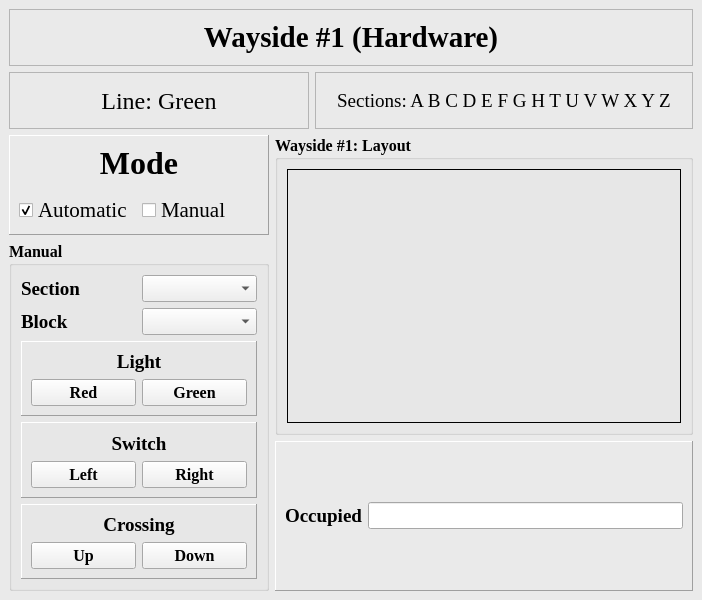
First picture: the form in Wayside_HW/TrackController_HW.ui, repository asmithie13/ECE-1140, before the edit.
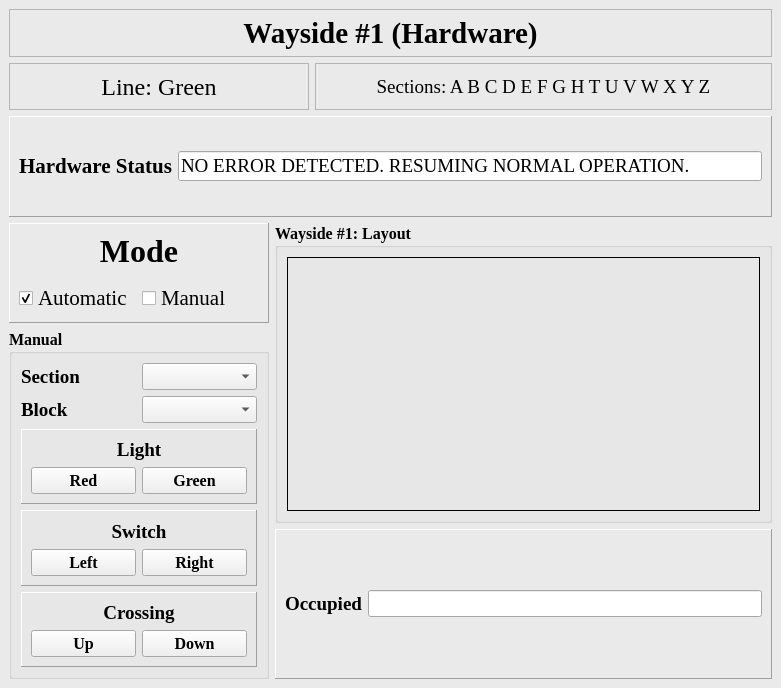
Second picture: the form after the edit. Icons and pictures are not drawn.

Commit message: updated ui to display hardware status

The edit to the form file:
```diff
--- a/Wayside_HW/TrackController_HW.ui
+++ b/Wayside_HW/TrackController_HW.ui
@@ -6,8 +6,8 @@
    <rect>
     <x>0</x>
     <y>0</y>
-    <width>702</width>
-    <height>600</height>
+    <width>781</width>
+    <height>688</height>
    </rect>
   </property>
   <property name="minimumSize">
@@ -180,6 +180,52 @@
       </item>
      </layout>
     </item>
+    <item>
+     <widget class="QFrame" name="frameHardware">
+      <property name="frameShape">
+       <enum>QFrame::Panel</enum>
+      </property>
+      <property name="frameShadow">
+       <enum>QFrame::Raised</enum>
+      </property>
+      <layout class="QGridLayout" name="gridLayout_2">
+       <item row="0" column="0">
+        <layout class="QHBoxLayout" name="horizontalLayout_3">
+         <item>
+          <widget class="QLabel" name="label">
+           <property name="font">
+            <font>
+             <family>Times New Roman</family>
+             <pointsize>16</pointsize>
+             <bold>true</bold>
+            </font>
+           </property>
+           <property name="text">
+            <string>Hardware Status</string>
+           </property>
+          </widget>
+         </item>
+         <item>
+          <widget class="QLineEdit" name="lineEditHardware">
+           <property name="font">
+            <font>
+             <family>Times New Roman</family>
+             <pointsize>14</pointsize>
+            </font>
+           </property>
+           <property name="text">
+            <string>NO ERROR DETECTED. RESUMING NORMAL OPERATION.</string>
+           </property>
+           <property name="readOnly">
+            <bool>true</bool>
+           </property>
+          </widget>
+         </item>
+        </layout>
+       </item>
+      </layout>
+     </widget>
+    </item>
     <item>
      <layout class="QHBoxLayout" name="horizontalLayout_11">
       <item>
```
The commit also changes 2 other files.
